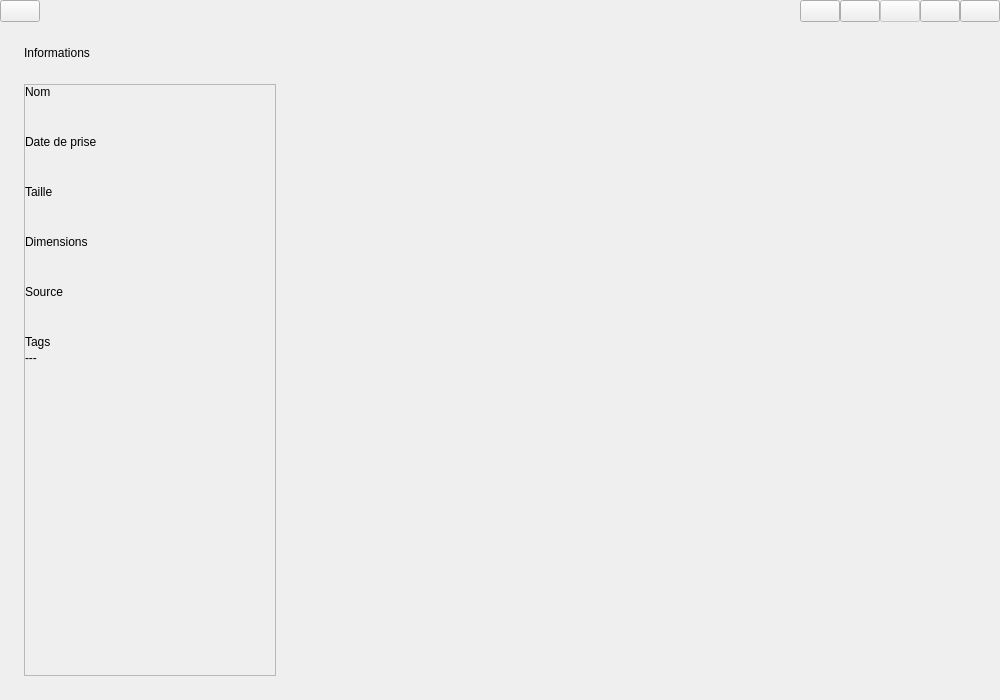
Before: the Qt Designer form res/ui/photo_viewer_panel.ui in MathLeCodeur/KAPPA, drawn with Qt 5.
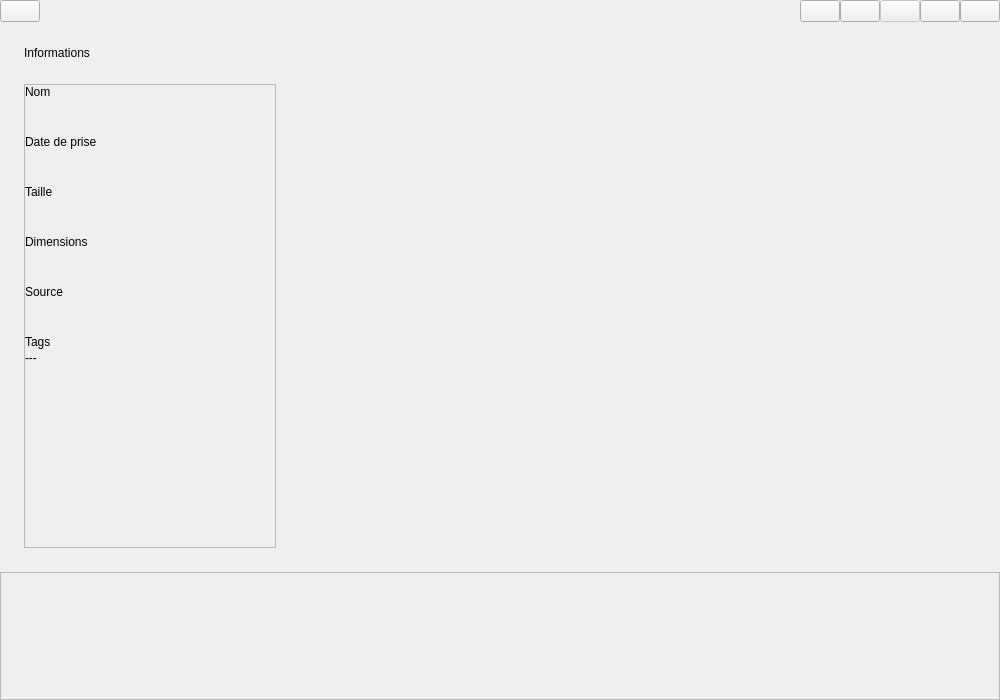
After: the same form once the commit is applied. Icons and pictures are not drawn. Custom widgets are drawn as their Qt base class.

Commit message: Recherche d'images.

Patch:
```diff
--- a/res/ui/photo_viewer_panel.ui
+++ b/res/ui/photo_viewer_panel.ui
@@ -145,7 +145,20 @@
     </widget>
    </item>
    <item>
-    <widget class="QSplitter" name="splitter">
+    <widget class="QSplitter" name="splitterVertical">
+     <property name="sizePolicy">
+      <sizepolicy hsizetype="Expanding" vsizetype="Preferred">
+       <horstretch>0</horstretch>
+       <verstretch>1</verstretch>
+      </sizepolicy>
+     </property>
+     <property name="orientation">
+      <enum>Qt::Vertical</enum>
+     </property>
+     <property name="handleWidth">
+      <number>0</number>
+     </property>
+     <widget class="QSplitter" name="splitterHorizontal">
      <property name="sizePolicy">
       <sizepolicy hsizetype="Expanding" vsizetype="Preferred">
        <horstretch>0</horstretch>
@@ -202,7 +215,7 @@
             <x>0</x>
             <y>0</y>
             <width>250</width>
-            <height>589</height>
+             <height>460</height>
            </rect>
           </property>
           <layout class="QHBoxLayout" name="scrollAreaWidgetContentsLayout">
@@ -391,6 +404,58 @@
         <widget class="PhotoView" name="image" native="true"/>
        </item>
       </layout>
+      </widget>
+     </widget>
+     <widget class="QScrollArea" name="scrollAreaSimilarImages">
+      <property name="sizePolicy">
+       <sizepolicy hsizetype="Expanding" vsizetype="Expanding">
+        <horstretch>1</horstretch>
+        <verstretch>0</verstretch>
+       </sizepolicy>
+      </property>
+      <property name="minimumSize">
+       <size>
+        <width>0</width>
+        <height>128</height>
+       </size>
+      </property>
+      <property name="verticalScrollBarPolicy">
+       <enum>Qt::ScrollBarAlwaysOff</enum>
+      </property>
+      <property name="horizontalScrollBarPolicy">
+       <enum>Qt::ScrollBarAsNeeded</enum>
+      </property>
+      <property name="widgetResizable">
+       <bool>true</bool>
+      </property>
+      <widget class="QWidget" name="similarImagesParentContainer">
+       <layout class="QHBoxLayout" name="similarImagesParentLayout">
+        <item>
+         <widget class="QWidget" name="similarImagesContainer" native="true">
+          <property name="sizePolicy">
+           <sizepolicy hsizetype="MinimumExpanding" vsizetype="Preferred">
+            <horstretch>0</horstretch>
+            <verstretch>0</verstretch>
+           </sizepolicy>
+          </property>
+          <layout class="QHBoxLayout" name="similarImagesLayout">
+           <property name="leftMargin">
+            <number>8</number>
+           </property>
+           <property name="topMargin">
+            <number>8</number>
+           </property>
+           <property name="rightMargin">
+            <number>8</number>
+           </property>
+           <property name="bottomMargin">
+            <number>8</number>
+           </property>
+          </layout>
+         </widget>
+        </item>
+       </layout>
+      </widget>
      </widget>
     </widget>
    </item>
```
Lines whose indentation alone changed are shown as unchanged. The commit also changes 33 other files.
